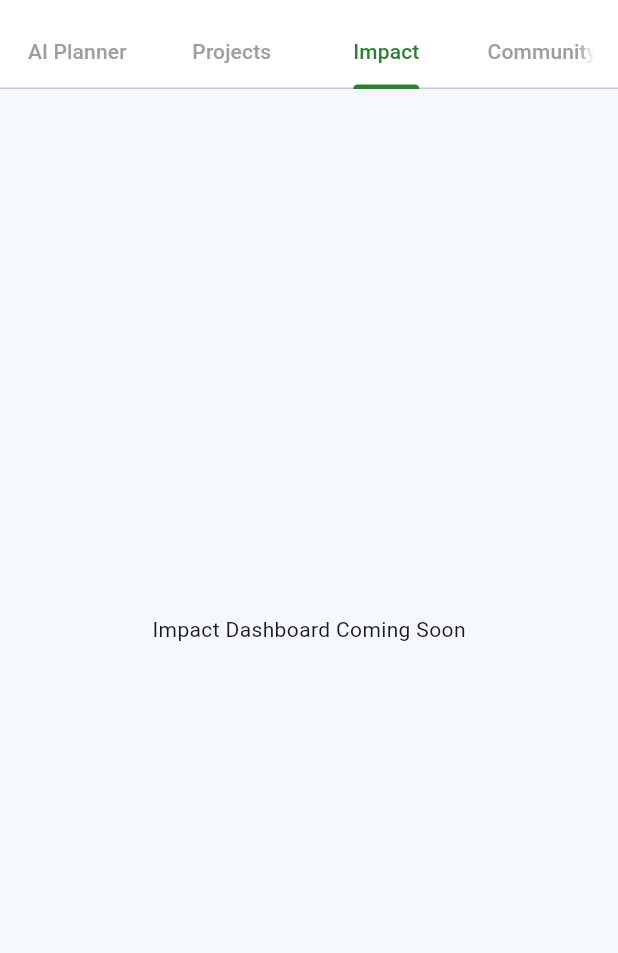
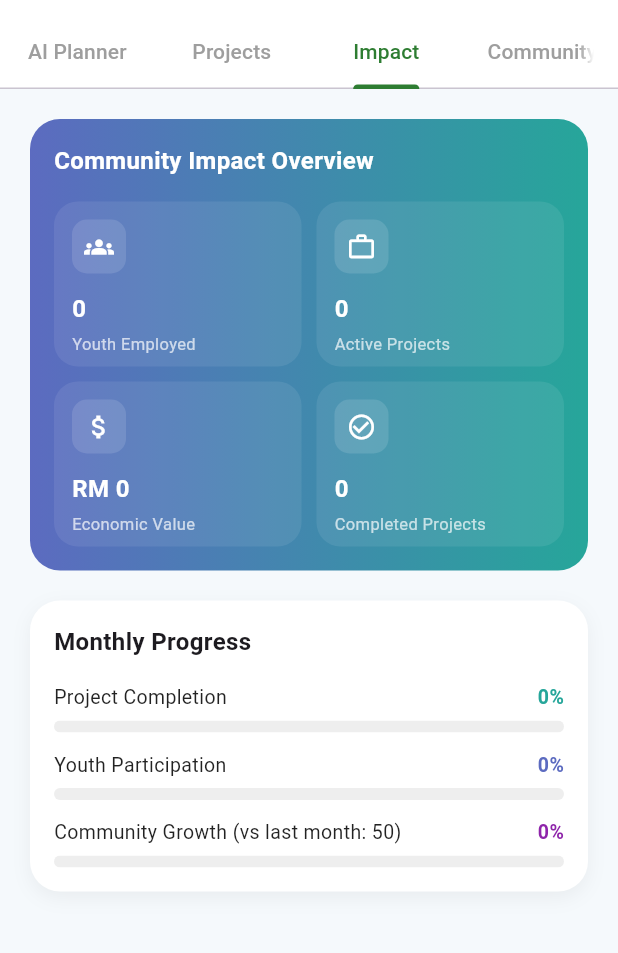
Before and after one commit to LTH0303/collab, a Flutter app: the LeaderMainLayout screen opened directly, tab 3 chosen, on a phone screen of 412 x 824 dp, the part 67-1020 px from its top. Run offline on Flutter 3.47's test engine with Material 3 defaults, Android fonts, the phone set to English and light mode, and no system bars; our stand-ins replace cloud_firestore, firebase_auth, firebase_core, google_generative_ai; accounts and stored records are empty.

Commit message:
impact page

```diff
--- /dev/null
+++ b/lib/View/LeaderUserInterface/impact_overview_page.dart
@@ -0,0 +1,221 @@
+import 'package:flutter/material.dart';
+import 'package:provider/provider.dart';
+
+import '../../ViewModel/ImpactOverviewViewModel/impact_overview_view_model.dart';
+
+class ImpactOverviewPage extends StatelessWidget {
+  const ImpactOverviewPage({super.key});
+
+  @override
+  Widget build(BuildContext context) {
+    return ChangeNotifierProvider(
+      create: (_) => ImpactOverviewViewModel(),
+      child: Consumer<ImpactOverviewViewModel>(
+        builder: (context, viewModel, _) {
+          if (viewModel.isLoading) {
+            return const Center(child: CircularProgressIndicator());
+          }
+          if (viewModel.error != null) {
+            return Center(child: Text(viewModel.error!));
+          }
+
+          return SingleChildScrollView(
+            padding: const EdgeInsets.all(20),
+            child: Column(
+              crossAxisAlignment: CrossAxisAlignment.start,
+              children: [
+                _buildTopOverviewCard(viewModel),
+                const SizedBox(height: 20),
+                _buildMonthlyProgressCard(viewModel),
+              ],
+            ),
+          );
+        },
+      ),
+    );
+  }
+
+  Widget _buildTopOverviewCard(ImpactOverviewViewModel viewModel) {
+    return Container(
+      padding: const EdgeInsets.all(16),
+      decoration: BoxDecoration(
+        gradient: const LinearGradient(
+          colors: [Color(0xFF5C6BC0), Color(0xFF26A69A)],
+        ),
+        borderRadius: BorderRadius.circular(20),
+      ),
+      child: Column(
+        crossAxisAlignment: CrossAxisAlignment.start,
+        children: [
+          const Text(
+            "Community Impact Overview",
+            style: TextStyle(
+              color: Colors.white,
+              fontSize: 16,
+              fontWeight: FontWeight.bold,
+            ),
+          ),
+          const SizedBox(height: 16),
+          GridView.count(
+            shrinkWrap: true,
+            physics: const NeverScrollableScrollPhysics(),
+            crossAxisCount: 2,
+            mainAxisSpacing: 10,
+            crossAxisSpacing: 10,
+            childAspectRatio: 1.5,
+            children: [
+              _buildMetricTile(
+                icon: Icons.groups,
+                title: "Youth Employed",
+                value: viewModel.totalYouthParticipated.toString(),
+              ),
+              _buildMetricTile(
+                icon: Icons.work_outline,
+                title: "Active Projects",
+                value: viewModel.activeProjectsCount.toString(),
+              ),
+              _buildMetricTile(
+                icon: Icons.attach_money,
+                title: "Economic Value",
+                value: "RM ${viewModel.totalEconomicValue.toStringAsFixed(0)}",
+              ),
+              _buildMetricTile(
+                icon: Icons.check_circle_outline,
+                title: "Completed Projects",
+                value: viewModel.completedProjectsCount.toString(),
+              ),
+            ],
+          ),
+        ],
+      ),
+    );
+  }
+
+  Widget _buildMetricTile({
+    required IconData icon,
+    required String title,
+    required String value,
+  }) {
+    return Container(
+      decoration: BoxDecoration(
+        color: Colors.white.withOpacity(0.08),
+        borderRadius: BorderRadius.circular(16),
+      ),
+      padding: const EdgeInsets.all(12),
+      child: Column(
+        crossAxisAlignment: CrossAxisAlignment.start,
+        children: [
+          Container(
+            padding: const EdgeInsets.all(8),
+            decoration: BoxDecoration(
+              color: Colors.white.withOpacity(0.12),
+              borderRadius: BorderRadius.circular(10),
+            ),
+            child: Icon(icon, color: Colors.white, size: 20),
+          ),
+          const SizedBox(height: 12),
+          Text(
+            value,
+            style: const TextStyle(
+              color: Colors.white,
+              fontSize: 16,
+              fontWeight: FontWeight.bold,
+            ),
+          ),
+          const SizedBox(height: 4),
+          Text(
+            title,
+            style: const TextStyle(
+              color: Colors.white70,
+              fontSize: 11,
+            ),
+          ),
+        ],
+      ),
+    );
+  }
+
+  Widget _buildMonthlyProgressCard(ImpactOverviewViewModel viewModel) {
+    return Container(
+      padding: const EdgeInsets.all(16),
+      decoration: BoxDecoration(
+        color: Colors.white,
+        borderRadius: BorderRadius.circular(20),
+        boxShadow: [
+          BoxShadow(
+            color: Colors.black.withOpacity(0.05),
+            blurRadius: 10,
+            offset: const Offset(0, 4),
+          ),
+        ],
+      ),
+      child: Column(
+        crossAxisAlignment: CrossAxisAlignment.start,
+        children: [
+          const Text(
+            "Monthly Progress",
+            style: TextStyle(
+              fontSize: 16,
+              fontWeight: FontWeight.bold,
+            ),
+          ),
+          const SizedBox(height: 16),
+          _buildProgressRow(
+            label: "Project Completion",
+            percent: viewModel.projectCompletionRateThisMonth,
+            color: const Color(0xFF26A69A),
+          ),
+          const SizedBox(height: 12),
+          _buildProgressRow(
+            label: "Youth Participation",
+            percent: viewModel.youthParticipationThisMonthPercent,
+            color: const Color(0xFF5C6BC0),
+          ),
+          const SizedBox(height: 12),
+          _buildProgressRow(
+            label:
+            "Community Growth (vs last month: ${viewModel.communityGrowthLastMonthBaseline})",
+            percent: viewModel.communityGrowthThisMonthPercent,
+            color: const Color(0xFF8E24AA),
+          ),
+        ],
+      ),
+    );
+  }
+
+  Widget _buildProgressRow({
+    required String label,
+    required double percent,
+    required Color color,
+  }) {
+    final displayPercent = percent.clamp(0, 100);
+    return Column(
+      crossAxisAlignment: CrossAxisAlignment.start,
+      children: [
+        Row(
+          mainAxisAlignment: MainAxisAlignment.spaceBetween,
+          children: [
+            Text(
+              label,
+              style: const TextStyle(fontSize: 13, color: Colors.black87),
+            ),
+            Text(
+              "${displayPercent.toStringAsFixed(0)}%",
+              style: TextStyle(fontSize: 13, color: color, fontWeight: FontWeight.bold),
+            ),
+          ],
+        ),
+        const SizedBox(height: 6),
+        ClipRRect(
+          borderRadius: BorderRadius.circular(6),
+          child: LinearProgressIndicator(
+            value: displayPercent / 100,
+            minHeight: 8,
+            backgroundColor: Colors.grey.shade200,
+            valueColor: AlwaysStoppedAnimation<Color>(color),
+          ),
+        ),
+      ],
+    );
+  }
+}
--- a/lib/View/LeaderUserInterface/leader_main_layout.dart
+++ b/lib/View/LeaderUserInterface/leader_main_layout.dart
@@ -4,6 +4,7 @@ import '../../ViewModel/PlannerViewModel/planner_view_model.dart';
 import 'leader_profile_page.dart';
 import 'projects_section_view.dart';
 import '../CommunityInterface/community_hub_page.dart'; // Import the new community page
+import 'impact_overview_page.dart';
 
 class LeaderMainLayout extends StatefulWidget {
   const LeaderMainLayout({super.key});
@@ -77,7 +78,7 @@ class _LeaderMainLayoutState extends State<LeaderMainLayout> with SingleTickerPr
         children: [
           AIPlannerSection(onGenerateSuccess: switchToProjectsTab),
           const ProjectsSection(),
-          const Center(child: Text("Impact Dashboard Coming Soon")),
+          const ImpactOverviewPage(),
           const CommunityHubPage(), // <--- Added here
         ],
       ),
--- /dev/null
+++ b/lib/ViewModel/ImpactOverviewViewModel/impact_overview_view_model.dart
@@ -0,0 +1,156 @@
+import 'dart:async';
+
+import 'package:firebase_auth/firebase_auth.dart';
+import 'package:flutter/material.dart';
+
+import '../../models/DatabaseService/database_service.dart';
+import '../../models/ProjectRepository/project_model.dart';
+
+class ImpactOverviewViewModel extends ChangeNotifier {
+  final DatabaseService _dbService = DatabaseService();
+
+  List<Project> _projects = [];
+  bool _isLoading = true;
+  String? _error;
+  StreamSubscription<List<Project>>? _sub;
+
+  bool get isLoading => _isLoading;
+  String? get error => _error;
+  List<Project> get projects => _projects;
+
+  ImpactOverviewViewModel() {
+    _init();
+  }
+
+  Future<void> _init() async {
+    final user = FirebaseAuth.instance.currentUser;
+    if (user == null) {
+      _error = "User not logged in";
+      _isLoading = false;
+      notifyListeners();
+      return;
+    }
+
+    _sub = _dbService.streamLeaderAllProjects(user.uid).listen(
+          (data) {
+        _projects = data;
+        _isLoading = false;
+        notifyListeners();
+      },
+      onError: (e) {
+        _error = e.toString();
+        _isLoading = false;
+        notifyListeners();
+      },
+    );
+  }
+
+  @override
+  void dispose() {
+    _sub?.cancel();
+    super.dispose();
+  }
+
+  // --- Top Metrics ---
+
+  Iterable<Project> get _completedProjects =>
+      _projects.where((p) => p.status == 'completed');
+
+  Iterable<Project> get _activeProjects =>
+      _projects.where((p) => p.status == 'active');
+
+  int get totalYouthParticipated {
+    final ids = <String>{};
+    for (final p in _completedProjects) {
+      ids.addAll(p.activeParticipants);
+    }
+    return ids.length;
+  }
+
+  int get activeProjectsCount => _activeProjects.length;
+
+  double get totalEconomicValue {
+    double total = 0;
+    for (final p in _completedProjects) {
+      for (final m in p.milestones) {
+        total += m.totalApprovedExpenses;
+      }
+    }
+    return total;
+  }
+
+  int get completedProjectsCount => _completedProjects.length;
+
+  // --- Monthly Progress Metrics ---
+
+  DateTime get _now => DateTime.now();
+
+  DateTime get _startOfMonth => DateTime(_now.year, _now.month, 1);
+
+  DateTime get _startOfNextMonth =>
+      DateTime(_now.year, _now.month + 1, 1); // Dart handles month overflow
+
+  Iterable<Project> get _completedThisMonth => _completedProjects.where((p) {
+    final completedAt = p.completedAt;
+    if (completedAt == null) return false;
+    return !completedAt.isBefore(_startOfMonth) &&
+        completedAt.isBefore(_startOfNextMonth);
+  });
+
+  double get projectCompletionRateThisMonth {
+    if (_projects.isEmpty) return 0;
+    final completedThisMonthCount = _completedThisMonth.length;
+    return (completedThisMonthCount / _projects.length) * 100;
+  }
+
+  double get youthParticipationThisMonthPercent {
+    final completedThisMonthProjects = _completedThisMonth.toList();
+    if (completedThisMonthProjects.isEmpty) return 0;
+
+    double totalKPI = 0;
+    int projectCount = completedThisMonthProjects.length;
+
+    for (final p in completedThisMonthProjects) {
+      // Count unique participants who submitted at least once across milestones
+      final uniqueApprovedParticipants = <String>{};
+      for (final m in p.milestones) {
+        uniqueApprovedParticipants.addAll(
+          m.submissions
+              .where((s) => s.status == 'approved')
+              .map((s) => s.userId),
+        );
+      }
+
+      final projectKPI = p.activeParticipants.isNotEmpty
+          ? (uniqueApprovedParticipants.length / p.activeParticipants.length) * 100
+          : 0;
+
+      totalKPI += projectKPI;
+    }
+
+    // Average across all projects completed this month
+    return totalKPI / projectCount;
+  }
+
+
+
+  // Community growth this month vs last month (baseline hard-coded)
+  int get communityGrowthThisMonth {
+    int totalGrowth = 0;
+    for (final p in _completedThisMonth) {
+      if (p.initialPopulation != null && p.currentPopulation != null) {
+        totalGrowth += (p.currentPopulation! - p.initialPopulation!);
+      }
+    }
+    return totalGrowth;
+  }
+
+  // Hard-coded last month growth baseline (for now)
+  int get communityGrowthLastMonthBaseline => 50;
+
+  double get communityGrowthThisMonthPercent {
+    final baseline = communityGrowthLastMonthBaseline;
+    if (baseline <= 0) return 0;
+    return (communityGrowthThisMonth / baseline) * 100;
+  }
+}
--- a/lib/models/DatabaseService/database_service.dart
+++ b/lib/models/DatabaseService/database_service.dart
@@ -224,6 +224,7 @@ class DatabaseService {
       };
       if (allCompleted) {
         updateData['status'] = 'completed';
+        updateData['completed_at'] = DateTime.now().toIso8601String();
       }
 
       await projectRef.update(updateData);
@@ -618,7 +619,21 @@ class DatabaseService {
   }
 
   Future<void> finalizeProject(String projectId) async {
-    await _db.collection('projects').doc(projectId).update({'status': 'completed'});
+    await _db.collection('projects').doc(projectId).update({
+      'status': 'completed',
+      'completed_at': DateTime.now().toIso8601String(),
+    });
+  }
+
+  // Stream all projects for a leader (any status)
+  Stream<List<Project>> streamLeaderAllProjects(String leaderId) {
+    return _db
+        .collection('projects')
+        .where('leader_id', isEqualTo: leaderId)
+        .snapshots()
+        .map((snapshot) => snapshot.docs
+        .map((doc) => Project.fromJson(doc.data(), docId: doc.id))
+        .toList());
   }
 
   // --- IMPACT / POPULATION HELPERS ---
--- a/lib/models/ProjectRepository/project_model.dart
+++ b/lib/models/ProjectRepository/project_model.dart
@@ -19,6 +19,7 @@ class Project {
   List<String> activeParticipants; // List of User IDs
   int? initialPopulation; // Population at project start (for impact)
   int? currentPopulation; // Current population when project completed
+  DateTime? completedAt; // When project was marked completed
 
   Project({
     this.id,
@@ -36,6 +37,7 @@ class Project {
     this.activeParticipants = const [],
     this.initialPopulation,
     this.currentPopulation,
+    this.completedAt,
   });
 
   factory Project.fromJson(Map<String, dynamic> json, {String? docId}) {
@@ -54,6 +56,9 @@ class Project {
       activeParticipants: List<String>.from(json['active_participants'] ?? []),
       initialPopulation: json['initial_population'],
       currentPopulation: json['current_population'],
+      completedAt: json['completed_at'] != null
+          ? DateTime.tryParse(json['completed_at'])
+          : null,
       milestones: (json['milestones'] as List? ?? [])
           .map((m) => Milestone.fromJson(m))
           .toList(),
@@ -75,6 +80,7 @@ class Project {
       'active_participants': activeParticipants,
       'initial_population': initialPopulation,
       'current_population': currentPopulation,
+      if (completedAt != null) 'completed_at': completedAt!.toIso8601String(),
       'milestones': milestones.map((m) => m.toJson()).toList(),
       'created_at': DateTime.now().toIso8601String(),
     };
```
